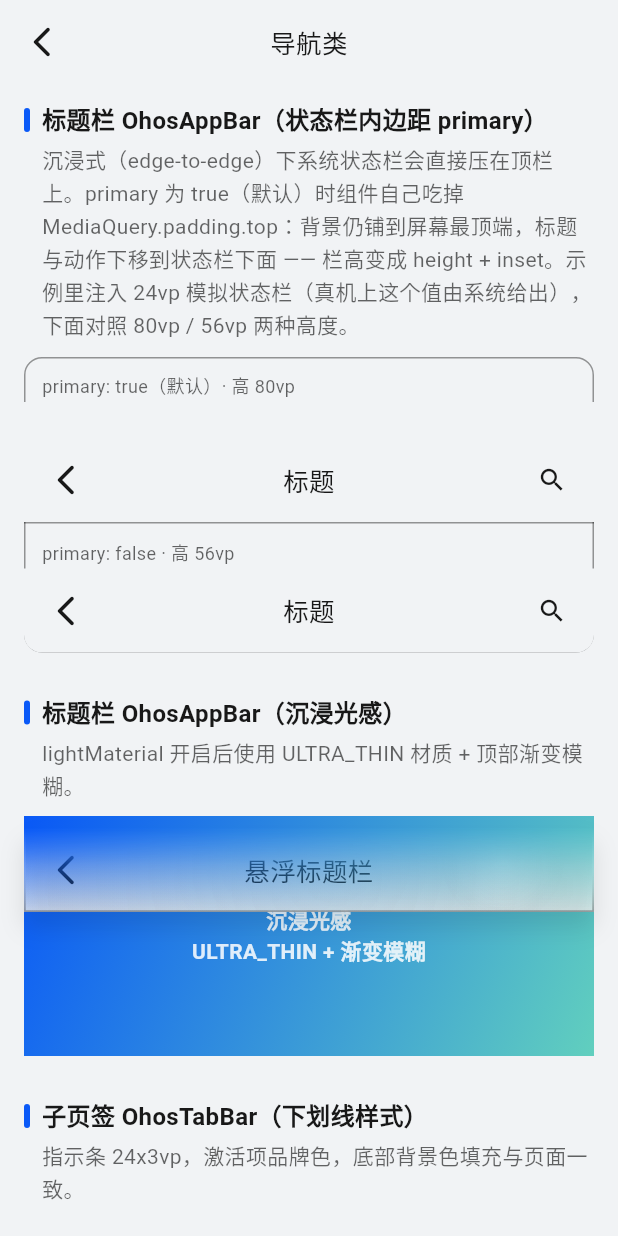
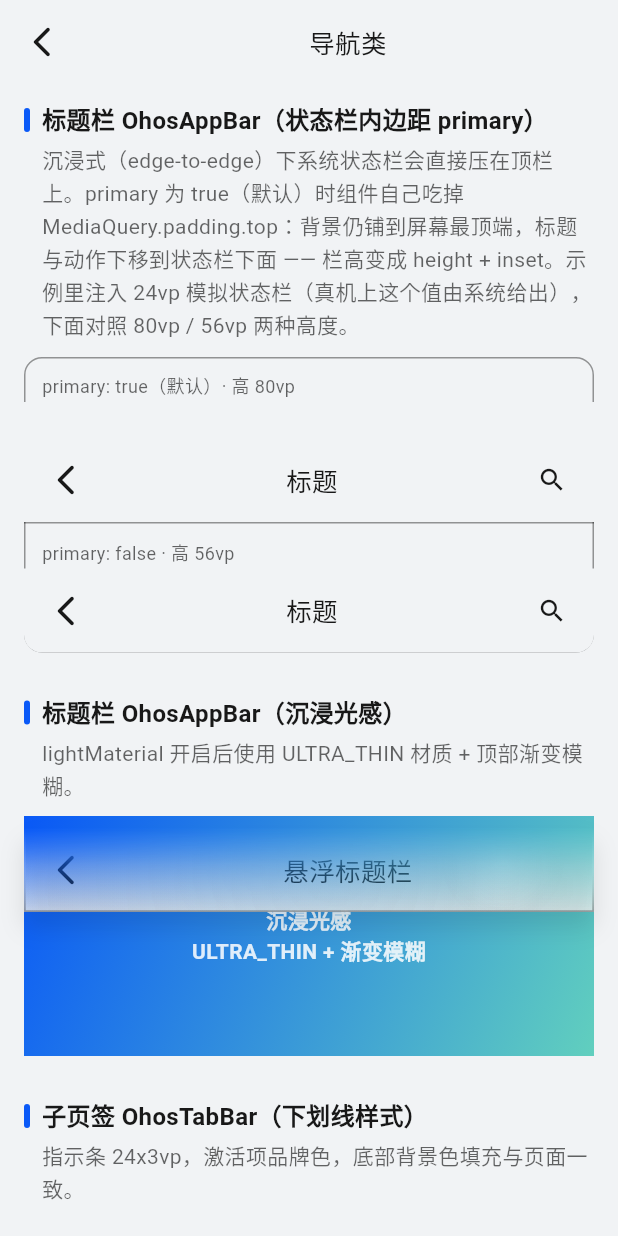
Before and after one commit to shaohushuo/harmony_ui, a Flutter app: the NavigationPage screen opened directly, on a phone screen of 412 x 824 dp. Run offline on Flutter 3.47's test engine with Material 3 defaults, Android fonts, the phone set to English and light mode, and no system bars; missing offline and left inert: ohos_icons, qr.

Commit message:
refactor(appbar): 标题栏改为单行 Row 布局
## 改动

- `OhosAppBar` 由 `Stack` 叠加层改为单行 `Row`：leading / 标题 / actions 顺序排布，
  标题用 `Expanded` 居中于两者之间的剩余空间，不再使用固定 64vp 水平内边距。
- 标题只在两侧按钮留给它的空间内换行，长标题不会压到右侧操作图标下面。
- 状态栏内边距（`primary`）、沉浸光感 `lightMaterial`、`preferredSize` 与滚动动态模糊层
  （`_ScrollEffectBar` 的 commonBlur / transitionBlur / gradientBlur）均未改动。
- 类注释同步改为单行排布的说明。

## 行为变化

标题居中基准从「整条栏的中轴」改为「leading 与 actions 之间的空间」。只有单侧有按钮时
（例如没有返回键、右侧一个搜索图标），标题会比之前的绝对居中偏约 20vp；需要绝对居中时
调用方可在另一侧放等宽占位。

## 记录

`CHANGELOG.md` 新增 `## 0.3.0 (unreleased)` 小节，记入上一提交的 `primary` 修复与本次
行布局调整；`## 0.2.0` 小节保持作者原文不变。

## 验证

- `flutter analyze lib/src/widgets/ohos_app_bar.dart` 零问题
- `flutter test test/ohos_ui_test.dart` 17 条全通过

```diff
--- a/lib/src/widgets/ohos_app_bar.dart
+++ b/lib/src/widgets/ohos_app_bar.dart
@@ -51,9 +51,9 @@ class OhosAppBarScrollEffectOptions {
 /// The top application bar of `ohos_ui`, the counterpart of Flutter's
 /// [AppBar].
 ///
-/// Renders a back button when [leading] is provided or
-/// [automaticallyImplyLeading] is true and a route can pop; a centered
-/// [title]; and [actions] on the trailing edge.
+/// Lays the bar out as a single row: a back button when [leading] is provided
+/// or [automaticallyImplyLeading] is true and a route can pop, then [title]
+/// centered in the remaining space, then [actions] on the trailing edge.
 class OhosAppBar extends StatelessWidget implements PreferredSizeWidget {
   const OhosAppBar({
     super.key,
@@ -164,34 +164,32 @@ class OhosAppBar extends StatelessWidget implements PreferredSizeWidget {
         padding: EdgeInsets.only(top: topInset),
         child: SizedBox(
           height: height,
-          child: Stack(
-            fit: StackFit.expand,
+          // Row instead of a Stack of aligned layers: leading / title / actions
+          // take their natural widths and the title is laid out in the space
+          // left between them, so a long title wraps inside that space instead
+          // of sliding underneath the trailing icons.
+          child: Row(
             children: <Widget>[
-              // The title is always centered in the full bar width, regardless
-              // of whether a leading/back button or actions are present.
-              DefaultTextStyle.merge(
+              if (leadingWidget != null)
+                Padding(
+                  padding: const EdgeInsets.only(left: 4),
+                  child: leadingWidget,
+                ),
+              Expanded(
+                child: DefaultTextStyle.merge(
                   style: theme.typography.titleMedium ??
                       const TextStyle(fontSize: 17),
                   textAlign: TextAlign.center,
                   child: Center(
                     child: Padding(
-                    padding: const EdgeInsets.symmetric(horizontal: 64),
+                      padding: const EdgeInsets.symmetric(horizontal: 8),
                       child: title ?? const SizedBox.shrink(),
                     ),
                   ),
                 ),
-              if (leadingWidget != null)
-                Align(
-                  alignment: Alignment.centerLeft,
-                  child: Padding(
-                    padding: const EdgeInsets.only(left: 4),
-                    child: leadingWidget,
-                  ),
               ),
               if (actions != null && actions!.isNotEmpty)
-                Align(
-                  alignment: Alignment.centerRight,
-                  child: Padding(
+                Padding(
                   padding: const EdgeInsets.only(right: 4),
                   child: Row(
                     mainAxisSize: MainAxisSize.min,
@@ -199,7 +197,6 @@ class OhosAppBar extends StatelessWidget implements PreferredSizeWidget {
                       for (final Widget action in actions!) action,
                       const SizedBox(width: 4),
                     ],
-                    ),
                   ),
                 ),
             ],
```
Also changed, not shown: 1 other file. Lines whose indentation alone changed are shown as unchanged.
